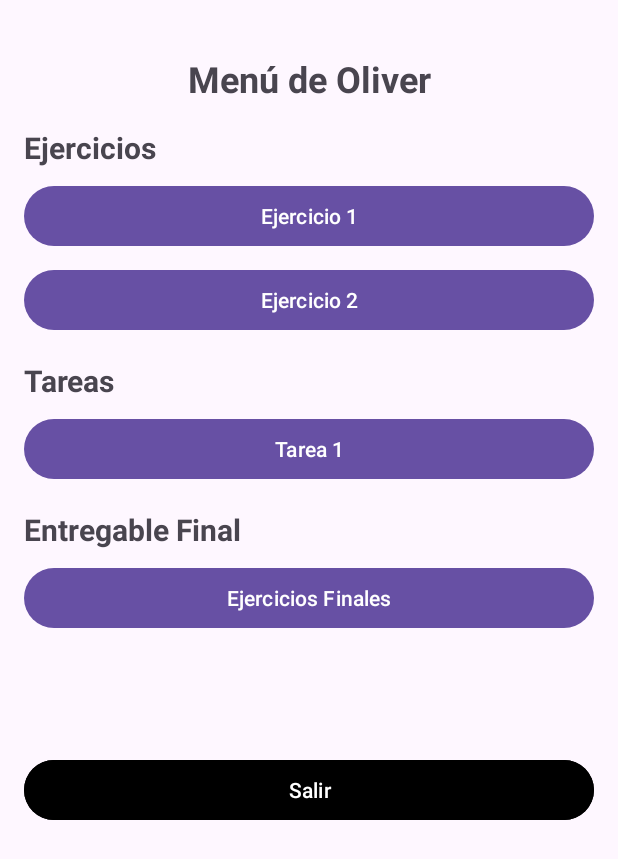
After one commit to Oliver-Atondo/Equipo2Android, an Android app: the MenuDeOliver screen opened directly, with no data from a screen before it, on a phone screen of 412 x 824 dp. The commit adds this screen. Shown: the top 859 px of the screen. Run offline under Robolectric (Android 15) with nearby library versions, the phone set to English and light mode, and no system bars.

Commit message:
Tarea
Un avance del 70%

```diff
--- a/app/src/main/java/com/desswapp/module4eqp2/HomeActivity.kt
+++ b/app/src/main/java/com/desswapp/module4eqp2/HomeActivity.kt
@@ -12,6 +12,7 @@ import com.desswapp.module4eqp2.excercise.home.fernando_hernandez.InitialActivit
 import com.desswapp.module4eqp2.excercise.home.oliver_atondo.excersice1.InitialActivityOAG
 import com.desswapp.module4eqp2.excercise.home.allison_olvera.InitialActivityAMOM
 import com.desswapp.module4eqp2.excercise.home.allison_olvera.MainMenuActivity
+import com.desswapp.module4eqp2.excercise.home.oliver_atondo.MenuDeOliver
 import com.desswapp.module4eqp2.excercise.home.oliver_atondo.excercise2.Excercise2Oliver
 
 class HomeActivity : AppCompatActivity() {
@@ -37,7 +38,7 @@ class HomeActivity : AppCompatActivity() {
         }
 
         btnMember2.setOnClickListener { // Atondo Gastelum Oliver Daniel
-            val intent = Intent(this, Excercise2Oliver::class.java)
+            val intent = Intent(this, MenuDeOliver::class.java)
             startActivity(intent)
         }
 
--- /dev/null
+++ b/app/src/main/java/com/desswapp/module4eqp2/excercise/home/oliver_atondo/MenuDeOliver.kt
@@ -0,0 +1,45 @@
+package com.desswapp.module4eqp2.excercise.home.oliver_atondo
+
+import android.content.Intent
+import android.os.Bundle
+import android.widget.Button
+import androidx.appcompat.app.AppCompatActivity
+import com.desswapp.module4eqp2.R
+import com.desswapp.module4eqp2.excercise.home.oliver_atondo.excercise2.Excercise2Oliver
+import com.desswapp.module4eqp2.excercise.home.oliver_atondo.excersice1.InitialActivityOAG
+import com.desswapp.module4eqp2.excercise.home.oliver_atondo.tarea.RegisterActivityOliver
+
+class MenuDeOliver : AppCompatActivity() {
+    override fun onCreate(savedInstanceState: Bundle?) {
+        super.onCreate(savedInstanceState)
+        setContentView(R.layout.activity_menu_de_oliver)
+
+        // Botones
+        val btnEjercicio1 = findViewById<Button>(R.id.btnEjercicio1)
+        val btnEjercicio2 = findViewById<Button>(R.id.btnEjercicio2)
+        val btnTarea1 = findViewById<Button>(R.id.btnTarea1)
+        val btnEjerciciosFinales = findViewById<Button>(R.id.btnEjerciciosFinales)
+        val btnExit = findViewById<Button>(R.id.btnParaSalir)
+
+        // Eventos de clic para abrir actividades
+        btnEjercicio1.setOnClickListener {
+            startActivity(Intent(this, InitialActivityOAG::class.java))
+        }
+
+        btnEjercicio2.setOnClickListener {
+            startActivity(Intent(this, Excercise2Oliver::class.java))
+        }
+
+        btnTarea1.setOnClickListener {
+            startActivity(Intent(this, RegisterActivityOliver::class.java))
+        }
+
+        btnEjerciciosFinales.setOnClickListener {
+            //startActivity(Intent(this, EjerciciosFinales::class.java))
+        }
+
+        btnExit.setOnClickListener {
+            finish()
+        }
+    }
+}
--- /dev/null
+++ b/app/src/main/res/layout/activity_menu_de_oliver.xml
@@ -0,0 +1,107 @@
+<?xml version="1.0" encoding="utf-8"?>
+<androidx.constraintlayout.widget.ConstraintLayout
+    xmlns:android="http://schemas.android.com/apk/res/android"
+    xmlns:app="http://schemas.android.com/apk/res-auto"
+    xmlns:tools="http://schemas.android.com/tools"
+    android:layout_width="match_parent"
+    android:layout_height="match_parent"
+    android:padding="16dp"
+    tools:context=".excercise.home.oliver_atondo.MenuDeOliver">
+
+    <TextView
+        android:id="@+id/textTitle"
+        android:layout_width="wrap_content"
+        android:layout_height="wrap_content"
+        android:text="Menú de Oliver"
+        android:textSize="24sp"
+        android:textStyle="bold"
+        app:layout_constraintTop_toTopOf="parent"
+        app:layout_constraintStart_toStartOf="parent"
+        app:layout_constraintEnd_toEndOf="parent"
+        android:layout_marginTop="20dp"/>
+
+    <TextView
+        android:id="@+id/textEjercicios"
+        android:layout_width="wrap_content"
+        android:layout_height="wrap_content"
+        android:text="Ejercicios"
+        android:textSize="20sp"
+        android:textStyle="bold"
+        app:layout_constraintTop_toBottomOf="@id/textTitle"
+        app:layout_constraintStart_toStartOf="parent"
+        android:layout_marginTop="16dp"/>
+
+    <Button
+        android:id="@+id/btnEjercicio1"
+        android:layout_width="0dp"
+        android:layout_height="wrap_content"
+        android:text="Ejercicio 1"
+        app:layout_constraintTop_toBottomOf="@id/textEjercicios"
+        app:layout_constraintStart_toStartOf="parent"
+        app:layout_constraintEnd_toEndOf="parent"
+        android:layout_marginTop="8dp"/>
+
+    <Button
+        android:id="@+id/btnEjercicio2"
+        android:layout_width="0dp"
+        android:layout_height="wrap_content"
+        android:text="Ejercicio 2"
+        app:layout_constraintTop_toBottomOf="@id/btnEjercicio1"
+        app:layout_constraintStart_toStartOf="parent"
+        app:layout_constraintEnd_toEndOf="parent"
+        android:layout_marginTop="8dp"/>
+
+    <TextView
+        android:id="@+id/textTareas"
+        android:layout_width="wrap_content"
+        android:layout_height="wrap_content"
+        android:text="Tareas"
+        android:textSize="20sp"
+        android:textStyle="bold"
+        app:layout_constraintTop_toBottomOf="@id/btnEjercicio2"
+        app:layout_constraintStart_toStartOf="parent"
+        android:layout_marginTop="16dp"/>
+
+    <Button
+        android:id="@+id/btnTarea1"
+        android:layout_width="0dp"
+        android:layout_height="wrap_content"
+        android:text="Tarea 1"
+        app:layout_constraintTop_toBottomOf="@id/textTareas"
+        app:layout_constraintStart_toStartOf="parent"
+        app:layout_constraintEnd_toEndOf="parent"
+        android:layout_marginTop="8dp"/>
+
+    <TextView
+        android:id="@+id/textEntregable"
+        android:layout_width="wrap_content"
+        android:layout_height="wrap_content"
+        android:text="Entregable Final"
+        android:textSize="20sp"
+        android:textStyle="bold"
+        app:layout_constraintTop_toBottomOf="@id/btnTarea1"
+        app:layout_constraintStart_toStartOf="parent"
+        android:layout_marginTop="16dp"/>
+
+    <Button
+        android:id="@+id/btnEjerciciosFinales"
+        android:layout_width="0dp"
+        android:layout_height="wrap_content"
+        android:text="Ejercicios Finales"
+        app:layout_constraintTop_toBottomOf="@id/textEntregable"
+        app:layout_constraintStart_toStartOf="parent"
+        app:layout_constraintEnd_toEndOf="parent"
+        android:layout_marginTop="8dp"/>
+
+    <Button
+        android:id="@+id/btnParaSalir"
+        android:layout_width="0dp"
+        android:layout_height="wrap_content"
+        android:text="Salir"
+        app:layout_constraintTop_toBottomOf="@id/btnEjerciciosFinales"
+        app:layout_constraintStart_toStartOf="parent"
+        app:layout_constraintEnd_toEndOf="parent"
+        android:backgroundTint="@color/black"
+        android:layout_marginTop="80dp"/>
+
+</androidx.constraintlayout.widget.ConstraintLayout>
--- a/app/src/main/res/values/strings.xml
+++ b/app/src/main/res/values/strings.xml
@@ -65,5 +65,10 @@
     <string name="errGenderHW">Genero requerido</string>
     <string name="errGeneralHW">Revise datos ingresados</string>
 
+    <string name="hint_nombre">Nombre</string>
+    <string name="hint_apellido">Apellido</string>
+    <string name="hint_correo">Correo electrónico</string>
+    <string name="hint_contraseña">Contraseña</string>
+    <string name="button_registrar">Registrar</string>
 
 </resources>
```
Also changed, not shown: app/src/main/AndroidManifest.xml (+9 -0 lines), app/src/main/java/com/desswapp/module4eqp2/excercise/home/oliver_atondo/tarea/RegisterActivityOliver.kt (added, +62 -0 lines), app/src/main/java/com/desswapp/module4eqp2/excercise/home/oliver_atondo/tarea/ResultActivityOliver.kt (added, +28 -0 lines), app/src/main/res/layout/activity_result_oliver.xml (added, +31 -0 lines), app/src/main/res/layout/register_oliver.xml (added, +85 -0 lines).
